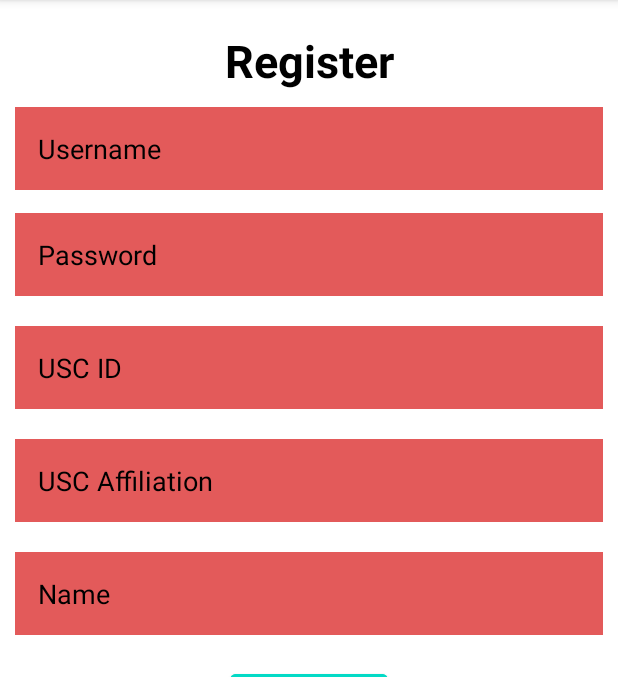
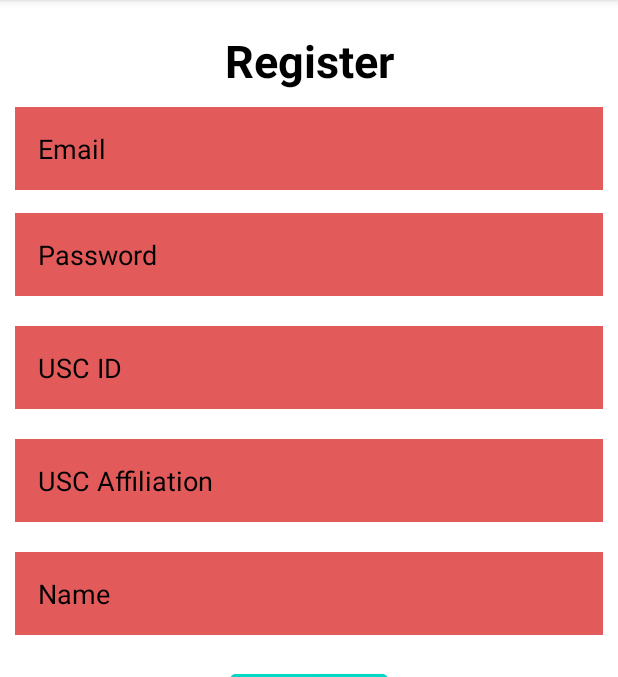
Before and after one commit to ijpark803/TakeASeat, an Android app: the fragment Register placed in its activity, on a phone screen of 412 x 824 dp, the part 84-761 px from its top. Run offline under Robolectric (Android 15) with nearby library versions, the phone set to English and light mode, and no system bars; our stand-ins replace Firebase (no records; nobody signed in at launch, a user with empty details on screens opened directly).

Commit message:
Successfully Writes to Firebase for Registration
-- Able to create a user and input into the firebase database.
-- Next need to set up login functionality using firebase auth

```diff
--- a/app/src/main/java/com/example/takeaseat/Register.java
+++ b/app/src/main/java/com/example/takeaseat/Register.java
@@ -7,6 +7,11 @@ import androidx.fragment.app.Fragment;
 import android.view.LayoutInflater;
 import android.view.View;
 import android.view.ViewGroup;
+import android.widget.Button;
+import android.widget.EditText;
+import com.google.firebase.auth.FirebaseAuth;
+import com.google.firebase.database.DatabaseReference;
+import com.google.firebase.database.FirebaseDatabase;
 
 /**
  * A simple {@link Fragment} subclass.
@@ -23,6 +28,10 @@ public class Register extends Fragment {
     // TODO: Rename and change types of parameters
     private String mParam1;
     private String mParam2;
+    // Variables added ****
+    private EditText name, email, password, affiliation, id;
+    private FirebaseAuth mAuth;
+    private DatabaseReference mDatabase;
 
     public Register() {
         // Required empty public constructor
@@ -53,12 +62,43 @@ public class Register extends Fragment {
             mParam1 = getArguments().getString(ARG_PARAM1);
             mParam2 = getArguments().getString(ARG_PARAM2);
         }
+        mAuth = FirebaseAuth.getInstance();
+        mDatabase = FirebaseDatabase.getInstance().getReference();
     }
 
     @Override
     public View onCreateView(LayoutInflater inflater, ViewGroup container,
                              Bundle savedInstanceState) {
+        View view = inflater.inflate(R.layout.fragment_register, container, false);
         // Inflate the layout for this fragment
-        return inflater.inflate(R.layout.fragment_register, container, false);
+        name = (EditText) view.findViewById(R.id.name);
+        email = (EditText) view.findViewById(R.id.email);
+        id = (EditText) view.findViewById(R.id.uscid);
+        affiliation = (EditText) view.findViewById(R.id.affiliation);
+        password = (EditText) view.findViewById(R.id.password);
+        Button registerButton = (Button) view.findViewById(R.id.registerbtn);
+        registerButton.setOnClickListener(new View.OnClickListener() {
+            @Override
+            public void onClick(View v) {
+                sendData(v);
+            }
+        });
+        return view;
+    }
+
+    public void sendData(View view)
+    {
+        writeNewUser();
+    }
+
+    public void writeNewUser() {
+        User user = new User(
+                email.getText().toString(),
+                name.getText().toString(),
+                password.getText().toString(),
+                id.getText().toString(),
+                affiliation.getText().toString()
+        );
+        mDatabase.child("users").child(email.getText().toString()).setValue(user);
     }
 }
--- a/app/src/main/res/layout/fragment_register.xml
+++ b/app/src/main/res/layout/fragment_register.xml
@@ -21,7 +21,7 @@
         android:textStyle="bold" />
 
     <EditText
-        android:id="@+id/username"
+        android:id="@+id/email"
         android:layout_width="match_parent"
         android:layout_height="wrap_content"
         android:layout_below="@+id/register"
@@ -30,14 +30,14 @@
         android:layout_marginEnd="10dp"
         android:layout_marginBottom="5dp"
         android:background="#e35a5a"
-        android:hint="Username"
+        android:hint="Email"
         android:padding="15dp"
         android:textColor="@color/black"
         android:textColorHint="@color/black" />
 
     <EditText
         android:id="@+id/password"
-        android:layout_below="@+id/username"
+        android:layout_below="@+id/email"
         android:layout_width="match_parent"
         android:layout_height="wrap_content"
         android:layout_margin="10dp"
@@ -97,6 +97,7 @@
         android:layout_marginTop="10dp"
         android:layout_marginEnd="20dp"
         android:backgroundTint="@color/design_default_color_secondary"
+        android:onClick="sendData"
         android:text="REGISTER" />
 
 </RelativeLayout>
```
Also changed, not shown: app/src/main/java/com/example/takeaseat/User.java (+6 -9 lines), app/src/main/res/layout/fragment_login.xml (+4 -4 lines).
